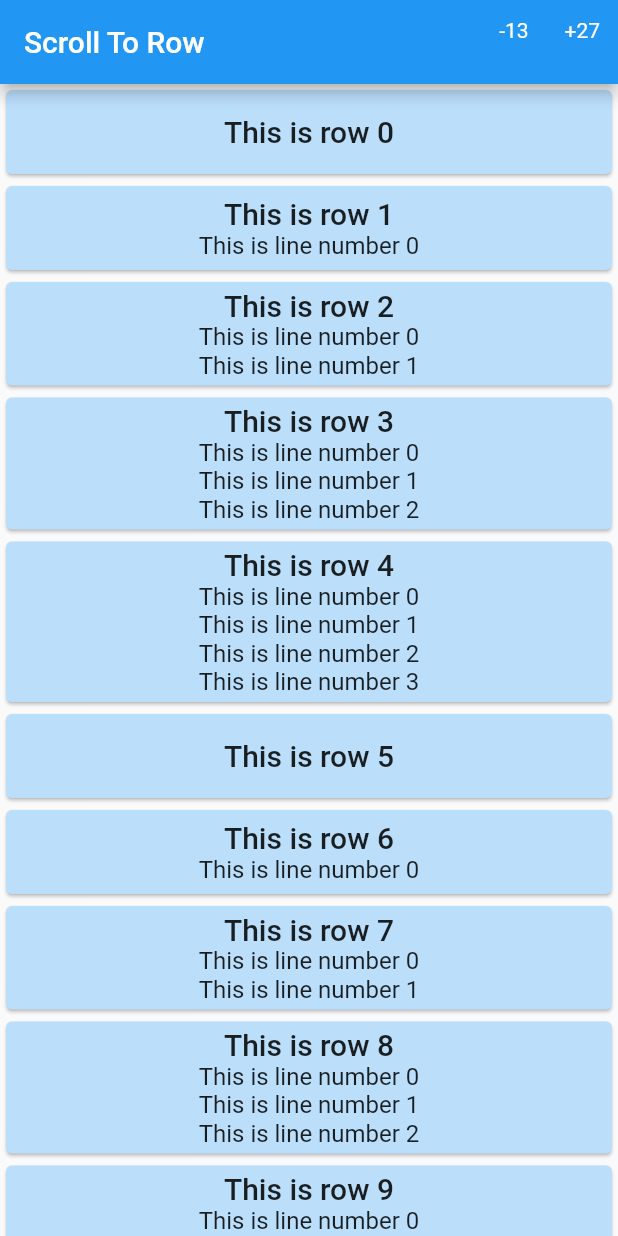
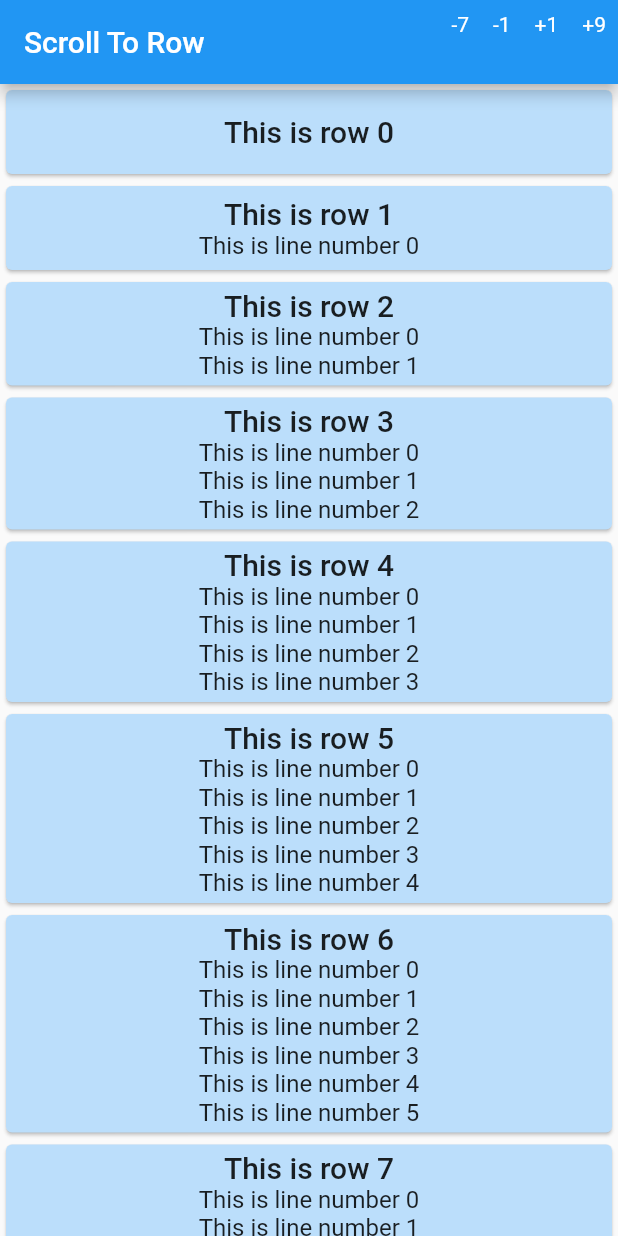
Before and after one commit to eggzotic/scroll_to_index_sample, a Flutter app: the screen it shows after launch, on a phone screen of 412 x 824 dp. Run offline on Flutter 3.47's test engine with Material 2 defaults, Android fonts, the phone set to English and light mode, and no system bars; drawn by our look-alikes of scroll_to_index.

Commit message:
ScrollIndexController created to manage state

```diff
--- a/lib/main.dart
+++ b/lib/main.dart
@@ -1,10 +1,8 @@
-import 'package:flutter/gestures.dart';
 import 'package:flutter/material.dart';
-import 'package:flutter/rendering.dart';
 import 'package:provider/provider.dart';
 import 'package:scroll_to_index/scroll_to_index.dart';
 //
-import 'my_model.dart';
+import 'scroll_index_controller.dart';
 
 //
 // Richard Shepherd, 2019
@@ -12,14 +10,13 @@ import 'my_model.dart';
 // Sample app to demonstrate the function of scroll_to_index package
 // - includes variable-height rows
 // - StatelessWidgets only
+// - is aware of the current scroll position (by item-index!) even after manual scrolling
+// this approach is good for up to maybe ~500 items
+//   - may not scale up into the 1000's and beyond
+//   - but still this covers a lot of potential app-reqs
 //
 
-void main() => runApp(
-      ChangeNotifierProvider(
-        builder: (context) => MyModel(),
-        child: MyApp(),
-      ),
-    );
+void main() => runApp(MyApp());
 
 class MyApp extends StatelessWidget {
   @override
@@ -29,8 +26,8 @@ class MyApp extends StatelessWidget {
       theme: ThemeData(
         primarySwatch: Colors.blue,
       ),
-      home: ListenableProvider(
-        builder: (context) => AutoScrollController(),
+      home: Provider(
+        builder: (context) => ScrollIndexController(itemCount: 300),
         child: StatelessHomePage(title: 'Scroll To Row'),
       ),
     );
@@ -60,7 +57,7 @@ class StatelessHomePage extends StatelessWidget {
                 'This is row $index',
                 style: Theme.of(context).textTheme.title,
               ),
-              ..._stringContents(index % 5).map((string) => Text(string)).toList(),
+              ..._linesOfText(index % 38).map((string) => Text(string)).toList(),
             ],
           ),
         ),
@@ -69,7 +66,7 @@ class StatelessHomePage extends StatelessWidget {
   }
 
   // generate a list of strings, to be used as "lines", to give us varying sizes for the rows
-  List<String> _stringContents(int lines) => List.generate(lines, (index) => "This is line number $index");
+  List<String> _linesOfText(int lines) => List.generate(lines, (index) => "This is line number $index");
 
   Widget _wrapScrollTag({
     int index,
@@ -77,92 +74,84 @@ class StatelessHomePage extends StatelessWidget {
     @required AutoScrollController controller,
   }) =>
       AutoScrollTag(
-        // use GlobalKey so we can later access the currentContext and the RenderObject to locate it on the screen
+        // use GlobalKey, for later access to its currentContext and RenderObject to
+        //  locate it on the screen in the ListView coords
         key: GlobalKey(),
         controller: controller,
         index: index,
         child: child,
-        highlightColor: Colors.black.withOpacity(0.1),
       );
   //
   @override
   Widget build(BuildContext context) {
-    final myModel = Provider.of<MyModel>(context);
-    final controller = Provider.of<AutoScrollController>(context);
+    final indexController = Provider.of<ScrollIndexController>(context);
     //
-    // create the ListView children ahead of time since we need to access these
-    //  both as the ListView children and when scanning to find which item is now at the top afte scrolling
+    // create these items ahead of time so we can
+    // 1. pass these to the ListView as children and
+    // 2. scan to find which item is now at the top after scrolling
     //
-    final List<Widget> rowItems = List.generate(
-      myModel.maxRows,
-      (index) => _getRow(index, controller: controller, context: context),
+    final List<Widget> items = List.generate(
+      indexController.itemCount,
+      (index) => _getRow(
+        index,
+        controller: indexController.controller,
+        context: context,
+      ),
     );
     //
     return Scaffold(
       appBar: AppBar(
         title: Text(title),
         actions: <Widget>[
+          //
+          // some buttons to perform scroll back/forward by some arbitrary number of items
+          //  remember to scroll up/down with you finger also to validate that subsequent
+          //  use of these buttons takes into account the currently visible items
           InkWell(
             child: Padding(
-              padding: const EdgeInsets.all(12.0),
-              child: Text('-13', style: TextStyle(color: Colors.white)),
+              padding: const EdgeInsets.all(8.0),
+              child: Text('-7', style: TextStyle(color: Colors.white)),
             ),
-            onTap: () async {
-              myModel.decCurrentRow(13);
-              await controller.scrollToIndex(myModel.currentRow, preferPosition: AutoScrollPosition.begin);
-            },
+            onTap: () => indexController.scrollBackBy(items: 7),
           ),
           InkWell(
             child: Padding(
-              padding: const EdgeInsets.all(12.0),
-              child: Text('+27', style: TextStyle(color: Colors.white)),
+              padding: const EdgeInsets.all(8.0),
+              child: Text('-1', style: TextStyle(color: Colors.white)),
             ),
-            onTap: () async {
-              myModel.incCurrentRow(27);
-              await controller.scrollToIndex(myModel.currentRow, preferPosition: AutoScrollPosition.begin);
-            },
+            onTap: () => indexController.scrollBackBy(items: 1),
+          ),
+          InkWell(
+            child: Padding(
+              padding: const EdgeInsets.all(8.0),
+              child: Text('+1', style: TextStyle(color: Colors.white)),
+            ),
+            onTap: () => indexController.scrollForwardBy(items: 1),
+          ),
+          InkWell(
+            child: Padding(
+              padding: const EdgeInsets.all(8.0),
+              child: Text('+9', style: TextStyle(color: Colors.white)),
+            ),
+            onTap: () => indexController.scrollForwardBy(items: 9),
           ),
         ],
       ),
       body: NotificationListener(
         child: ListView(
-          controller: controller,
-          children: rowItems,
+          controller: indexController.controller,
+          children: items,
         ),
         onNotification: (ScrollNotification notification) {
-          if (notification is ScrollEndNotification) {
-            final listViewBox = notification.context?.findRenderObject() as RenderBox;
-            final listViewBot = listViewBox.size.height;
-
-            // padding for cases like where we use a Card which adds some visual whitespace between consecutive Cards
-            //  even though the RenderBox of each is adjacent according to the coordinates from localToGlobal
-            final double padding = 4.0;
-            //
-            for (int index = 0; index < rowItems.length; index++) {
-              final itemBox = (rowItems[index].key as GlobalKey).currentContext?.findRenderObject() as RenderBox;
-              if (itemBox != null) {
-                final itemPosition = itemBox.localToGlobal(Offset(0, 0), ancestor: listViewBox);
-                final itemTop = itemPosition.dy + padding;
-                final itemBot = itemPosition.dy + itemBox.size.height - padding;
-                if ((itemTop >= 0 && itemTop < listViewBot) || (itemBot >= 0 && itemBot <= listViewBot)) {
-                  myModel.setCurrentRow(index, notify: false);
-                  break;
-                }
-              }
-            }
-          }
-          return false; // false --> keep passing the notification up the tree
+          if (!(notification is ScrollEndNotification)) return false;
+          //
+          final firstVisibleIndex = items.indexWhere((item) => indexController.itemIsVisible(item: item));
+          indexController.setCurrent(index: firstVisibleIndex, scroll: false);
+          // false --> keep passing the notification up the tree, in case you
+          //   have other widgets wanting to respond to this
+          return false;
         },
       ),
-      // cannot do ListView.builder - must use plain ListView(...) with explicit children,
-      //  for the controller.scrollToIndex to work
-      //
-      // body: ListView.builder(
-      //   itemCount: myModel.maxRows,
-      //   itemBuilder: (context, index) {
-      //     return _getRow(index, controller: controller, context: context);
-      //   },
-      // ),
     );
   }
 }
--- a/lib/my_model.dart
+++ /dev/null
@@ -1,31 +0,0 @@
-import 'package:flutter/widgets.dart';
-
-//
-// Sample data-model to manage a counter that might be used as an index to a ListView
-//
-class MyModel with ChangeNotifier {
-  final int maxRows = 100;
-  final int minRows = 0;
-  //
-  int _currentRow = 0;
-  int get currentRow => _currentRow;
-  //
-  // use notify = false - when setting the value after a user's finger-based scroll
-  // use notify = true (default) - in prep for a programatic controller.scrollToIndex
-  //
-  void setCurrentRow(int newValue, {bool notify = true}) {
-    _currentRow = newValue;
-    if (_currentRow > maxRows) _currentRow = maxRows - 1;
-    if (_currentRow < minRows) _currentRow = minRows;
-    if (notify) notifyListeners();
-    print('currentRow = $_currentRow');
-  }
-
-  void incCurrentRow(int inc) {
-    setCurrentRow(_currentRow + inc);
-  }
-
-  void decCurrentRow(int dec) {
-    setCurrentRow(_currentRow - dec);
-  }
-}
--- /dev/null
+++ b/lib/scroll_index_controller.dart
@@ -0,0 +1,82 @@
+import 'package:flutter/widgets.dart';
+import 'package:scroll_to_index/scroll_to_index.dart';
+
+//
+// Richard Shepherd, 2019
+//
+// Provide item-index-tracking & control for a ListView
+//  using AutoScrollController for the scroll-control part
+//
+class ScrollIndexController {
+  //
+  ScrollIndexController({
+    @required this.itemCount,
+    this.preferredPosition = AutoScrollPosition.begin,
+    this.initialIndex = 0,
+  }) {
+    setCurrent(index: initialIndex);
+  }
+  //
+  final int initialIndex;
+  final int itemCount;
+  AutoScrollPosition preferredPosition;
+  //
+  final int _minIndex = 0;
+  //
+  int _currentIndex = 0;
+  int get currentIndex => _currentIndex;
+  //
+  final _controller = AutoScrollController();
+  //
+  // this getter is required e.g. to pass the controller into ListView constructor
+  AutoScrollController get controller => _controller;
+
+  //
+  // scroll = false -> when setting the value after a manual (user's finger-based) scroll
+  // scroll = true (default) -> when you want the scrollToIndex to fire
+  //
+  void setCurrent({@required int index, bool scroll = true}) {
+    _currentIndex = index;
+    // out-of-bounds corrections
+    if (_currentIndex > itemCount) _currentIndex = itemCount - 1;
+    if (_currentIndex < _minIndex) _currentIndex = _minIndex;
+    print('DEBUG: currentIndex = $_currentIndex');
+    if (!scroll) return;
+    _controller.scrollToIndex(_currentIndex, preferPosition: preferredPosition);
+  }
+
+  void scrollForwardBy({@required int items}) => setCurrent(index: _currentIndex + items);
+
+  void scrollBackBy({@required int items}) => setCurrent(index: _currentIndex - items);
+
+  //
+  bool itemIsVisible({
+    @required Widget item,
+    // padding e.g. if we use a Card which adds some *visual* space between
+    //  consecutive items even though the Cards are adjacent
+    double padding = 4.0,
+  }) {
+    final container = _controller.position.context.notificationContext.findRenderObject() as RenderBox;
+    if (container == null) return false;
+    //
+    final vertical = _controller.position.axis == Axis.vertical;
+    final containerEnd = vertical ? container.size.height : container.size.width;
+    final itemBox = (item.key as GlobalKey).currentContext?.findRenderObject() as RenderBox;
+    if (itemBox == null) return false;
+    final itemPosition = itemBox.localToGlobal(Offset(0, 0), ancestor: container);
+    final itemBegin = (vertical ? itemPosition.dy : itemPosition.dx) + padding;
+    final itemEnd = (vertical ? (itemPosition.dy + itemBox.size.height) : (itemPosition.dx + itemBox.size.width)) - padding;
+    //
+    // what determines whether the item is on the screen?
+    // Either:
+    //  1. the beginning of the item is between the top & bottom of the container, or
+    //  2. the end of the item is between the top & bottom of the container, or
+    //  3. the beginning of the item is before the beginning of the container *and*
+    //      the end of the item is after the end of the container
+    //      this last case covers the case where the item is larger than the screen-width/height
+    //
+    return (itemBegin >= 0 && itemBegin < containerEnd) ||
+        (itemEnd >= 0 && itemEnd <= containerEnd) ||
+        (itemBegin < 0 && itemEnd >= containerEnd);
+  }
+}
```
Also changed, not shown: 1 other file.
